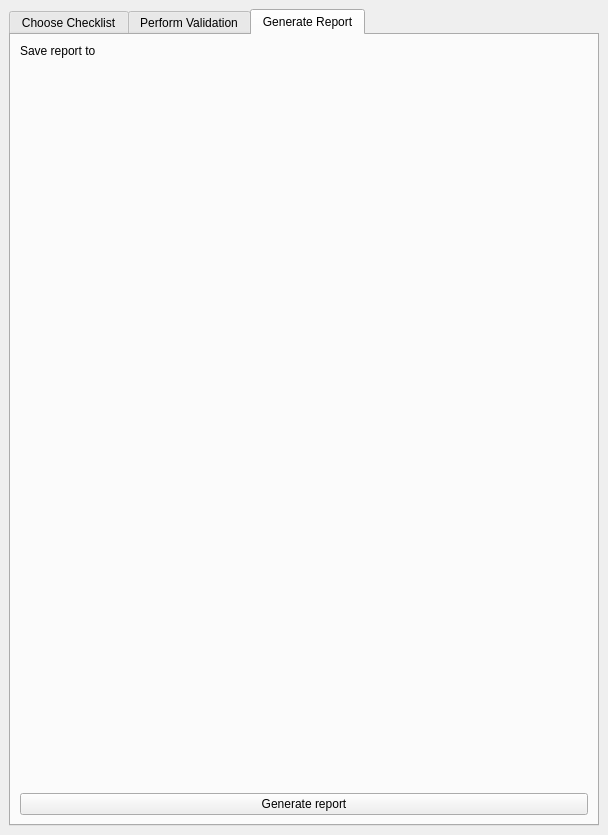
Before: the Qt Designer form src/checklist_checker/ui/checklist_checker_dock.ui in kartoza/qgis_dataset_qa_workbench, drawn with Qt 5.
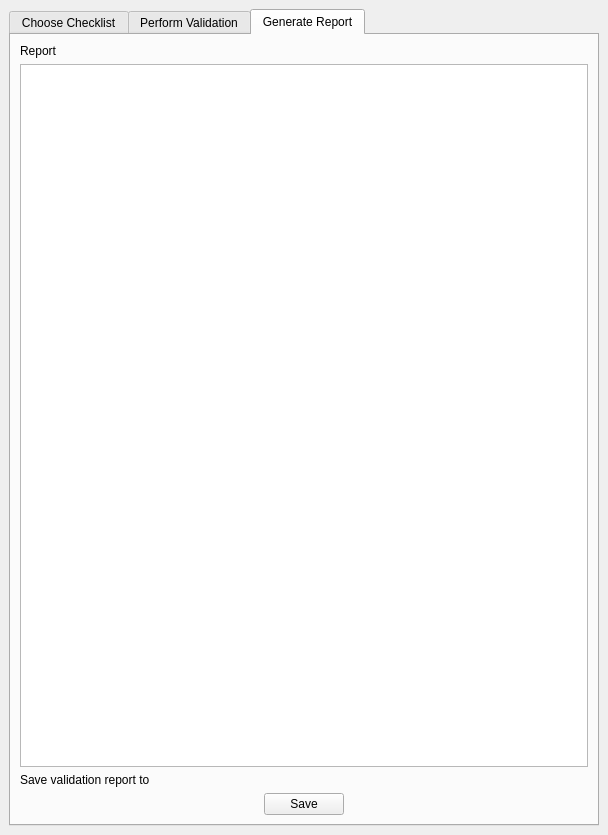
After: the same form once the commit is applied. Custom widgets are drawn as their Qt base class.

Commit message: Add report generation

Patch:
```diff
--- a/src/checklist_checker/ui/checklist_checker_dock.ui
+++ b/src/checklist_checker/ui/checklist_checker_dock.ui
@@ -198,12 +198,26 @@
         <string>Generate Report</string>
        </attribute>
        <layout class="QVBoxLayout" name="verticalLayout_2">
+        <item>
+         <widget class="QLabel" name="label_7">
+          <property name="text">
+           <string>Report</string>
+          </property>
+         </widget>
+        </item>
+        <item>
+         <widget class="QTextEdit" name="report_te">
+          <property name="readOnly">
+           <bool>true</bool>
+          </property>
+         </widget>
+        </item>
         <item>
          <layout class="QHBoxLayout" name="horizontalLayout_6">
           <item>
            <widget class="QLabel" name="label_6">
             <property name="text">
-             <string>Save report to</string>
+             <string>Save validation report to</string>
             </property>
            </widget>
           </item>
@@ -217,24 +231,41 @@
          </layout>
         </item>
         <item>
-         <spacer name="verticalSpacer">
+         <layout class="QHBoxLayout" name="horizontalLayout_7">
+          <item>
+           <spacer name="horizontalSpacer_2">
           <property name="orientation">
-           <enum>Qt::Vertical</enum>
+             <enum>Qt::Horizontal</enum>
           </property>
           <property name="sizeHint" stdset="0">
            <size>
-            <width>20</width>
-            <height>682</height>
+              <width>40</width>
+              <height>20</height>
            </size>
           </property>
          </spacer>
         </item>
         <item>
-         <widget class="QPushButton" name="generate_report_pb">
+           <widget class="QPushButton" name="save_report_pb">
           <property name="text">
-           <string>Generate report</string>
-          </property>
-         </widget>
+             <string>Save</string>
+            </property>
+           </widget>
+          </item>
+          <item>
+           <spacer name="horizontalSpacer_3">
+            <property name="orientation">
+             <enum>Qt::Horizontal</enum>
+            </property>
+            <property name="sizeHint" stdset="0">
+             <size>
+              <width>40</width>
+              <height>20</height>
+             </size>
+            </property>
+           </spacer>
+          </item>
+         </layout>
         </item>
        </layout>
       </widget>
```
Lines whose indentation alone changed are shown as unchanged. The commit also changes 4 other files.
